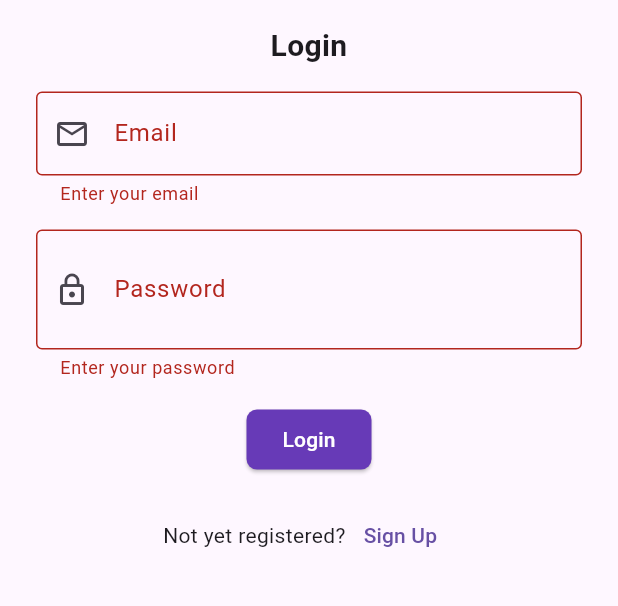
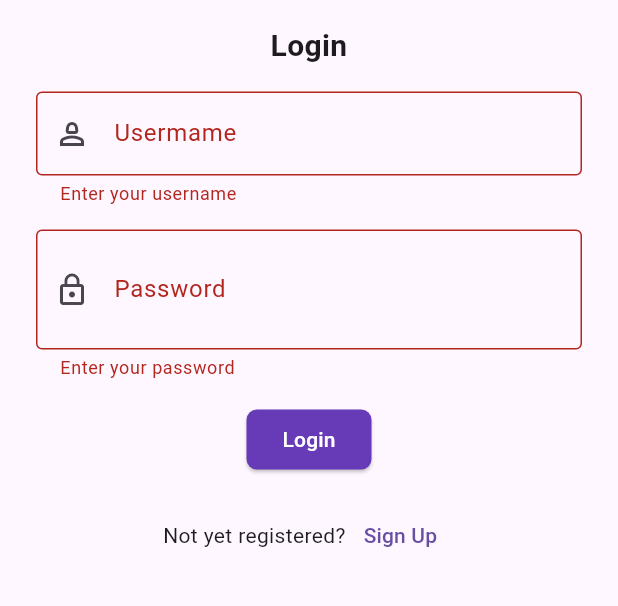
Before and after one commit to PrudentMuthoni/Stepper-app, a Flutter app: the LoginScreen screen opened directly, after a tap on "Login", on a phone screen of 412 x 824 dp, the part 360-966 px from its top. Run offline on Flutter 3.47's test engine with Material 3 defaults, Android fonts, the phone set to English and light mode, and no system bars; Roboto replaces fonts that are missing (BlackRegular.ttf).

Commit message:
Added the login authentication service

```diff
--- a/lib/main.dart
+++ b/lib/main.dart
@@ -1,7 +1,8 @@
 import 'package:flutter/material.dart';
 import 'package:provider/provider.dart';
 import 'package:stepper/model/cart.dart';
-import 'package:stepper/screens/home_screen.dart';
+// import 'package:stepper/screens/home_screen.dart';
+import 'package:stepper/screens/login_screen.dart';
 
 void main() {
   runApp(ChangeNotifierProvider(
@@ -16,7 +17,7 @@ class MyApp extends StatelessWidget {
   @override
   Widget build(BuildContext context) {
     return MaterialApp(
-    home: HomeScreen(),
+    home: LoginScreen(),
     theme: ThemeData(fontFamily: 'BlackRegular.ttf'
     )
     ,);
--- a/lib/screens/login_screen.dart
+++ b/lib/screens/login_screen.dart
@@ -12,7 +12,7 @@ class LoginScreen  extends StatefulWidget{
 
 class _LoginScreenState extends State<LoginScreen>{
   final _loginFormKey=GlobalKey<FormState>();
-  final _emailController=TextEditingController();
+  final _usernameController=TextEditingController();
   final _passwordController=TextEditingController();
   bool _hidePassword=true;
 
@@ -39,20 +39,20 @@ class _LoginScreenState extends State<LoginScreen>{
             SizedBox(height: 16),
 
             TextFormField(
-              controller: _emailController,
+              controller: _usernameController,
               decoration: InputDecoration(
-                labelText: 'Email',
-                prefixIcon: Icon(Icons.email_outlined),
+                labelText: 'Usermame',
+                prefixIcon: Icon(Icons.person_2_outlined),
                 border: OutlineInputBorder()
               ),validator: (value) {
                 if(value==null || value.isEmpty){
-                  return "Enter your email";
+                  return "Enter your username";
                 }
                 else if (!value.contains("@")){
-                  return "Enter a valid Email";
+                  return "Enter a valid username";
                 }
                 else if( value.length<=6){
-                    return "Email must have a minimum of 6 characters";
+                    return "Username must have a minimum of 6 characters";
                   }
                 return null;
               },
@@ -115,7 +115,7 @@ class _LoginScreenState extends State<LoginScreen>{
   }
      @override
     void dispose(){
-      _emailController.dispose();
+      _usernameController.dispose();
       _passwordController.dispose();
       super.dispose();
     }
--- a/pubspec.yaml
+++ b/pubspec.yaml
@@ -35,6 +35,7 @@ dependencies:
   # Use with the CupertinoIcons class for iOS style icons.
   cupertino_icons: ^1.0.8
   provider: ^6.1.5+1
+  http: ^1.6.0
 
 dev_dependencies:
   flutter_test:
```
Also changed, not shown: lib/model/user.dart (added, +30 -0 lines), lib/service/auth_api.dart (added, +51 -0 lines), pubspec.lock.
